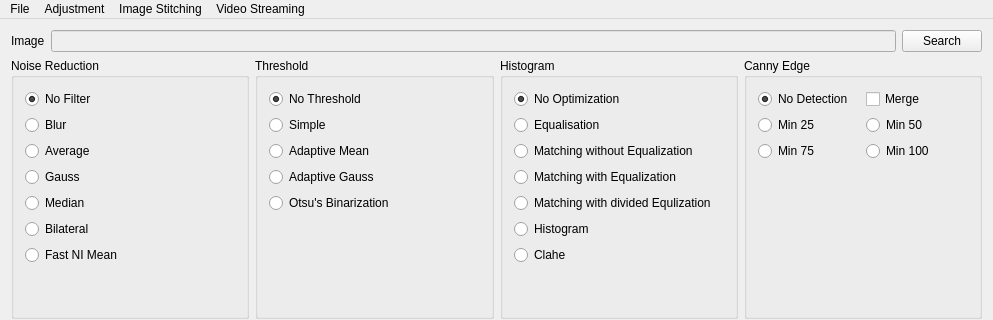
This is mainwindow.ui in jasonjin34/hiwi-imageprocessing as Qt 5 draws it before an edit; both pictures show x 0 to 993 and y 0 to 320 of the 993 by 794 pixel window. The edited form follows.
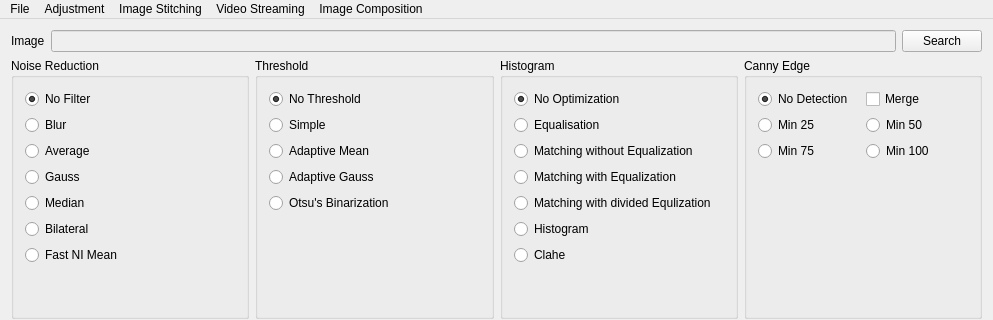
This is the edited form.

Commit message: image composition

```diff
--- a/mainwindow.ui
+++ b/mainwindow.ui
@@ -411,10 +411,17 @@
     </property>
     <addaction name="videoStreaming"/>
    </widget>
+   <widget class="QMenu" name="menuImage_Composition">
+    <property name="title">
+     <string>Image Composition</string>
+    </property>
+    <addaction name="actionLaunch"/>
+   </widget>
    <addaction name="menuFile"/>
    <addaction name="menuCurve"/>
    <addaction name="menuImage_Stitching"/>
    <addaction name="menuVideo_Streaming"/>
+   <addaction name="menuImage_Composition"/>
   </widget>
   <action name="actionSearch">
    <property name="text">
```
Left out of the diff: 5 changed lines with no effect on the pictures. The commit also changes 8 other files.
